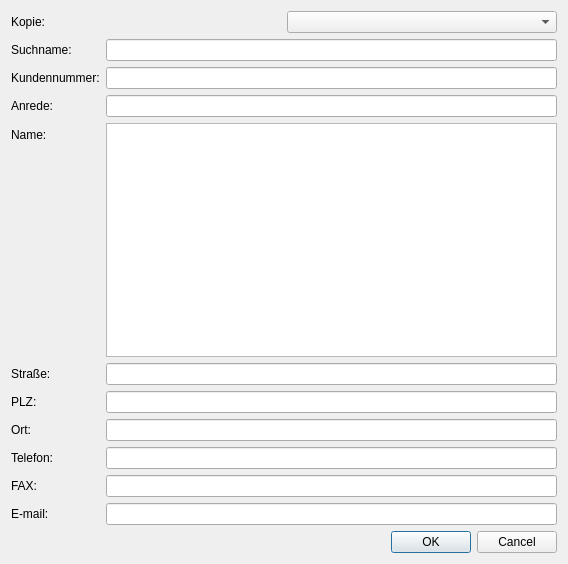
Old version of the form form/address_page.ui in the repository romanweissflog/FAKT.
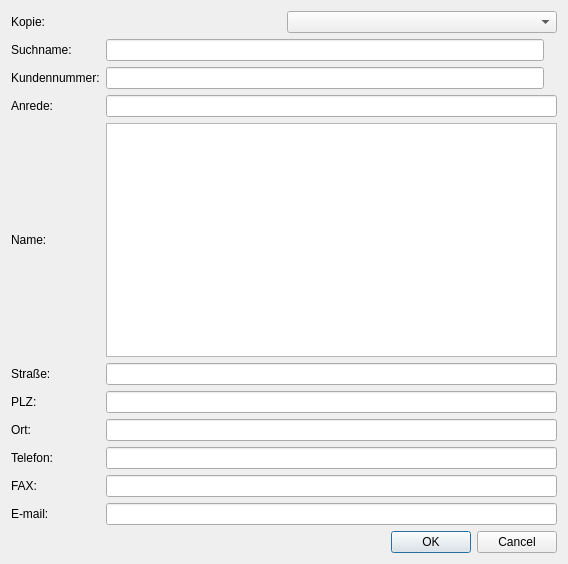
New version of the form. Custom widgets are drawn as their Qt base class.

The edit to the form file:
```diff
--- a/form/address_page.ui
+++ b/form/address_page.ui
@@ -29,7 +29,55 @@
     </layout>
    </item>
    <item>
-    <layout class="QFormLayout" name="formLayout">
+    <layout class="QGridLayout" name="gridLayout">
+     <item row="2" column="1">
+      <widget class="QLineEdit" name="editSalution"/>
+     </item>
+     <item row="3" column="0">
+      <widget class="QLabel" name="label_5">
+       <property name="text">
+        <string>Name:</string>
+       </property>
+      </widget>
+     </item>
+     <item row="2" column="0">
+      <widget class="QLabel" name="label_4">
+       <property name="text">
+        <string>Anrede:</string>
+       </property>
+      </widget>
+     </item>
+     <item row="1" column="1">
+      <layout class="QHBoxLayout" name="horizontalLayout_3">
+       <item>
+        <widget class="QLineEdit" name="editNumber"/>
+       </item>
+       <item>
+        <widget class="QLabel" name="labelNumberError">
+         <property name="styleSheet">
+          <string notr="true">color: rgb(255, 0, 0)</string>
+         </property>
+         <property name="text">
+          <string/>
+         </property>
+        </widget>
+       </item>
+      </layout>
+     </item>
+     <item row="7" column="0">
+      <widget class="QLabel" name="label_13">
+       <property name="text">
+        <string>Telefon:</string>
+       </property>
+      </widget>
+     </item>
+     <item row="8" column="0">
+      <widget class="QLabel" name="label_10">
+       <property name="text">
+        <string>FAX:</string>
+       </property>
+      </widget>
+     </item>
      <item row="0" column="0">
       <widget class="QLabel" name="label_2">
        <property name="text">
@@ -37,8 +85,12 @@
        </property>
       </widget>
      </item>
-     <item row="0" column="1">
-      <widget class="QLineEdit" name="editSearch"/>
+     <item row="6" column="0">
+      <widget class="QLabel" name="label_8">
+       <property name="text">
+        <string>Ort:</string>
+       </property>
+      </widget>
      </item>
      <item row="1" column="0">
       <widget class="QLabel" name="label_3">
@@ -47,29 +99,6 @@
        </property>
       </widget>
      </item>
-     <item row="1" column="1">
-      <widget class="QLineEdit" name="editNumber"/>
-     </item>
-     <item row="2" column="0">
-      <widget class="QLabel" name="label_4">
-       <property name="text">
-        <string>Anrede:</string>
-       </property>
-      </widget>
-     </item>
-     <item row="2" column="1">
-      <widget class="QLineEdit" name="editSalution"/>
-     </item>
-     <item row="3" column="0">
-      <widget class="QLabel" name="label_5">
-       <property name="text">
-        <string>Name:</string>
-       </property>
-      </widget>
-     </item>
-     <item row="3" column="1">
-      <widget class="QTextEdit" name="editName"/>
-     </item>
      <item row="4" column="0">
       <widget class="QLabel" name="label_6">
        <property name="text">
@@ -77,8 +106,8 @@
        </property>
       </widget>
      </item>
-     <item row="4" column="1">
-      <widget class="QLineEdit" name="editStreet"/>
+     <item row="3" column="1">
+      <widget class="QTextEdit" name="editName"/>
      </item>
      <item row="5" column="0">
       <widget class="QLabel" name="label_7">
@@ -87,46 +116,45 @@
        </property>
       </widget>
      </item>
+     <item row="0" column="1">
+      <layout class="QHBoxLayout" name="horizontalLayout_2">
+       <item>
+        <widget class="QLineEdit" name="editSearch"/>
+       </item>
+       <item>
+        <widget class="QLabel" name="labelKeyError">
+         <property name="styleSheet">
+          <string notr="true">color: rgb(255, 0, 0)</string>
+         </property>
+         <property name="text">
+          <string/>
+         </property>
+        </widget>
+       </item>
+      </layout>
+     </item>
+     <item row="9" column="0">
+      <widget class="QLabel" name="label_9">
+       <property name="text">
+        <string>E-mail:</string>
+       </property>
+      </widget>
+     </item>
+     <item row="4" column="1">
+      <widget class="QLineEdit" name="editStreet"/>
+     </item>
      <item row="5" column="1">
       <widget class="QLineEdit" name="editPlz"/>
      </item>
-     <item row="6" column="0">
-      <widget class="QLabel" name="label_8">
-       <property name="text">
-        <string>Ort:</string>
-       </property>
-      </widget>
-     </item>
      <item row="6" column="1">
       <widget class="QLineEdit" name="editCity"/>
      </item>
-     <item row="7" column="0">
-      <widget class="QLabel" name="label_13">
-       <property name="text">
-        <string>Telefon:</string>
-       </property>
-      </widget>
-     </item>
      <item row="7" column="1">
       <widget class="QLineEdit" name="editPhone"/>
      </item>
-     <item row="8" column="0">
-      <widget class="QLabel" name="label_10">
-       <property name="text">
-        <string>FAX:</string>
-       </property>
-      </widget>
-     </item>
      <item row="8" column="1">
       <widget class="QLineEdit" name="editFax"/>
      </item>
-     <item row="9" column="0">
-      <widget class="QLabel" name="label_9">
-       <property name="text">
-        <string>E-mail:</string>
-       </property>
-      </widget>
-     </item>
      <item row="9" column="1">
       <widget class="QLineEdit" name="editMail"/>
      </item>
```
Left out of the diff: 4 changed lines with no effect on the pictures.
